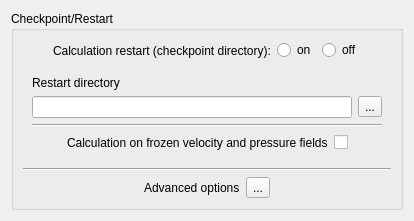
Old version of the form gui/Pages/StartRestartForm.ui in the repository code-saturne/code_saturne.
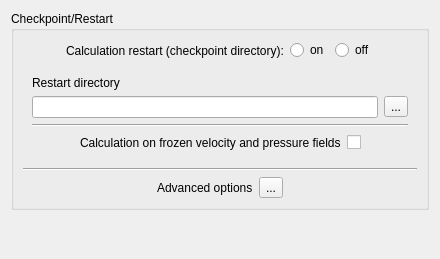
New version of the form. Icons and pictures are not drawn.

```diff
--- a/gui/Pages/StartRestartForm.ui
+++ b/gui/Pages/StartRestartForm.ui
@@ -6,8 +6,8 @@
    <rect>
     <x>0</x>
     <y>0</y>
-    <width>400</width>
-    <height>218</height>
+    <width>440</width>
+    <height>259</height>
    </rect>
   </property>
   <property name="windowTitle">
```
Left out of the diff: 31 changed lines with no effect on the pictures.
